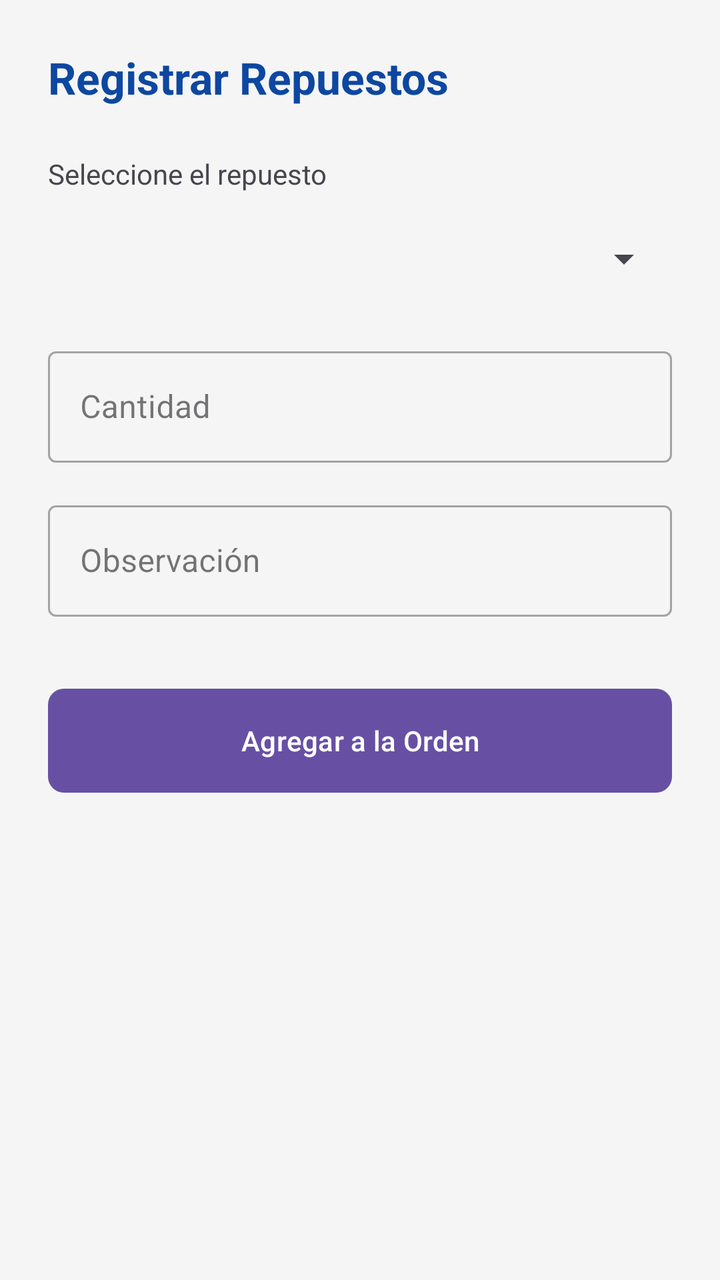
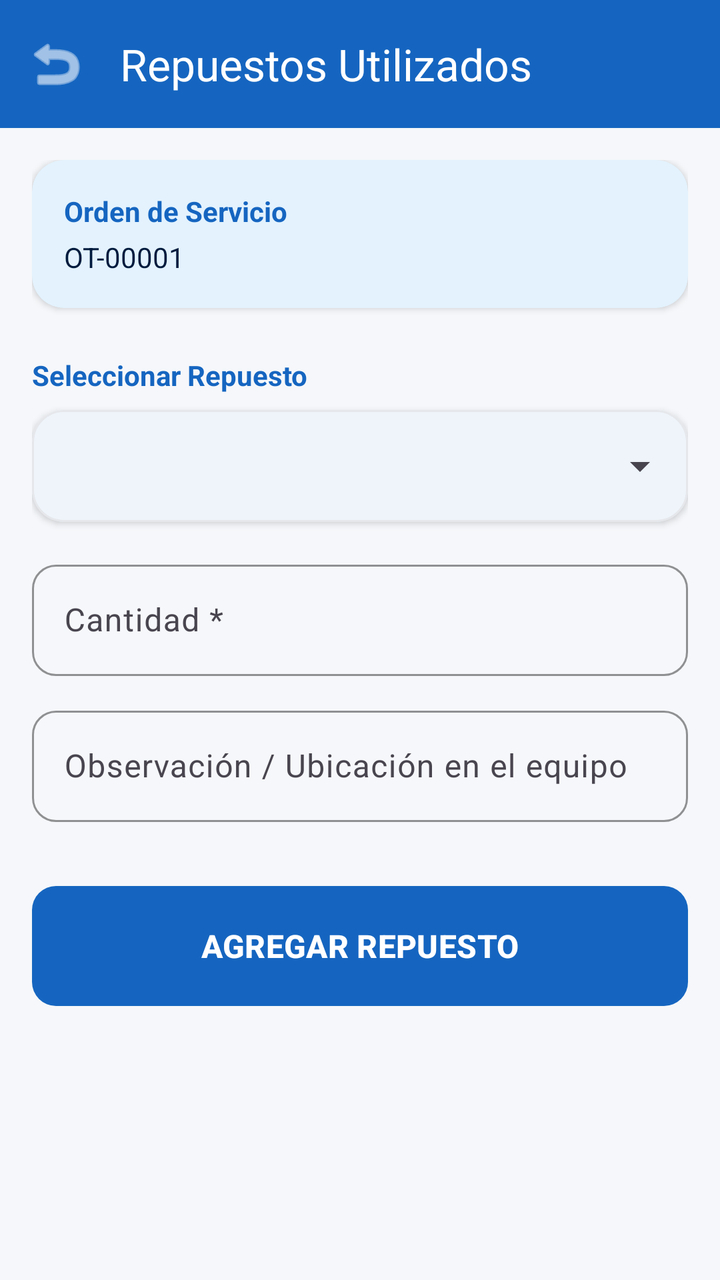

The first picture is an Android layout as it rendered before a commit; the second is the same layout after the commit. The layout source and the unified diff follow.
<!-- AndroidManifest.xml: application theme Theme.ClimaTrack -->
<!-- res/layout/activity_spare_parts.xml -->
<?xml version="1.0" encoding="utf-8"?>
<androidx.constraintlayout.widget.ConstraintLayout xmlns:android="http://schemas.android.com/apk/res/android"
    xmlns:app="http://schemas.android.com/apk/res-auto"
    android:layout_width="match_parent"
    android:layout_height="match_parent"
    android:background="@color/background"
    android:padding="24dp">

    <TextView
        android:id="@+id/tvTitle"
        android:layout_width="wrap_content"
        android:layout_height="wrap_content"
        android:text="Registrar Repuestos"
        android:textColor="@color/primary"
        android:textSize="22sp"
        android:textStyle="bold"
        app:layout_constraintStart_toStartOf="parent"
        app:layout_constraintTop_toTopOf="parent" />

    <TextView
        android:id="@+id/tvLabelSelect"
        android:layout_width="wrap_content"
        android:layout_height="wrap_content"
        android:layout_marginTop="24dp"
        android:text="Seleccione el repuesto"
        app:layout_constraintTop_toBottomOf="@id/tvTitle"
        app:layout_constraintStart_toStartOf="parent" />

    <Spinner
        android:id="@+id/spnSpareParts"
        android:layout_width="match_parent"
        android:layout_height="50dp"
        android:layout_marginTop="8dp"
        app:layout_constraintTop_toBottomOf="@id/tvLabelSelect" />

    <com.google.android.material.textfield.TextInputLayout
        android:id="@+id/tilQuantity"
        style="@style/Widget.MaterialComponents.TextInputLayout.OutlinedBox"
        android:layout_width="match_parent"
        android:layout_height="wrap_content"
        android:layout_marginTop="16dp"
        android:hint="Cantidad"
        app:layout_constraintTop_toBottomOf="@id/spnSpareParts">
        <com.google.android.material.textfield.TextInputEditText
            android:id="@+id/etQuantity"
            android:layout_width="match_parent"
            android:layout_height="wrap_content"
            android:inputType="number" />
    </com.google.android.material.textfield.TextInputLayout>

    <com.google.android.material.textfield.TextInputLayout
        android:id="@+id/tilObs"
        style="@style/Widget.MaterialComponents.TextInputLayout.OutlinedBox"
        android:layout_width="match_parent"
        android:layout_height="wrap_content"
        android:layout_marginTop="16dp"
        android:hint="Observación"
        app:layout_constraintTop_toBottomOf="@id/tilQuantity">
        <com.google.android.material.textfield.TextInputEditText
            android:id="@+id/etObservation"
            android:layout_width="match_parent"
            android:layout_height="wrap_content" />
    </com.google.android.material.textfield.TextInputLayout>

    <com.google.android.material.button.MaterialButton
        android:id="@+id/btnAddSparePart"
        android:layout_width="match_parent"
        android:layout_height="60dp"
        android:layout_marginTop="32dp"
        android:text="Agregar a la Orden"
        app:layout_constraintTop_toBottomOf="@id/tilObs"
        app:cornerRadius="8dp" />

</androidx.constraintlayout.widget.ConstraintLayout>
<!-- resources referenced by this layout -->
<resources>
  <color name="background">#F5F5F5</color>
  <color name="primary">#0D47A1</color>
  <style name="Theme.ClimaTrack" parent="Base.Theme.ClimaTrack" />
  <style name="Base.Theme.ClimaTrack" parent="Theme.Material3.DayNight.NoActionBar">
          
          
      </style>
</resources>

<!-- the commit's change to res/layout/activity_spare_parts.xml (unified diff, before → after) -->
@@ -1,74 +1,122 @@
 <?xml version="1.0" encoding="utf-8"?>
-<androidx.constraintlayout.widget.ConstraintLayout xmlns:android="http://schemas.android.com/apk/res/android"
+<androidx.coordinatorlayout.widget.CoordinatorLayout xmlns:android="http://schemas.android.com/apk/res/android"
     xmlns:app="http://schemas.android.com/apk/res-auto"
     android:layout_width="match_parent"
     android:layout_height="match_parent"
-    android:background="@color/background"
-    android:padding="24dp">
+    android:background="@color/md_theme_light_background">
 
-    <TextView
-        android:id="@+id/tvTitle"
-        android:layout_width="wrap_content"
-        android:layout_height="wrap_content"
-        android:text="Registrar Repuestos"
-        android:textColor="@color/primary"
-        android:textSize="22sp"
-        android:textStyle="bold"
-        app:layout_constraintStart_toStartOf="parent"
-        app:layout_constraintTop_toTopOf="parent" />
-
-    <TextView
-        android:id="@+id/tvLabelSelect"
-        android:layout_width="wrap_content"
-        android:layout_height="wrap_content"
-        android:layout_marginTop="24dp"
-        android:text="Seleccione el repuesto"
-        app:layout_constraintTop_toBottomOf="@id/tvTitle"
-        app:layout_constraintStart_toStartOf="parent" />
-
-    <Spinner
-        android:id="@+id/spnSpareParts"
-        android:layout_width="match_parent"
-        android:layout_height="50dp"
-        android:layout_marginTop="8dp"
-        app:layout_constraintTop_toBottomOf="@id/tvLabelSelect" />
-
-    <com.google.android.material.textfield.TextInputLayout
-        android:id="@+id/tilQuantity"
-        style="@style/Widget.MaterialComponents.TextInputLayout.OutlinedBox"
+    <com.google.android.material.appbar.AppBarLayout
         android:layout_width="match_parent"
         android:layout_height="wrap_content"
-        android:layout_marginTop="16dp"
-        android:hint="Cantidad"
-        app:layout_constraintTop_toBottomOf="@id/spnSpareParts">
-        <com.google.android.material.textfield.TextInputEditText
-            android:id="@+id/etQuantity"
+        android:background="@color/md_theme_light_primary">
+
+        <com.google.android.material.appbar.MaterialToolbar
+            android:id="@+id/toolbar"
+            android:layout_width="match_parent"
+            android:layout_height="?attr/actionBarSize"
+            app:title="Repuestos Utilizados"
+            app:titleTextColor="@color/white"
+            app:navigationIcon="@android:drawable/ic_menu_revert"
+            app:navigationIconTint="@color/white" />
+
+    </com.google.android.material.appbar.AppBarLayout>
+
+    <androidx.core.widget.NestedScrollView
+        android:layout_width="match_parent"
+        android:layout_height="match_parent"
+        app:layout_behavior="@string/appbar_scrolling_view_behavior">
+
+        <LinearLayout
             android:layout_width="match_parent"
             android:layout_height="wrap_content"
-            android:inputType="number" />
-    </com.google.android.material.textfield.TextInputLayout>
+            android:orientation="vertical"
+            android:padding="16dp">
 
-    <com.google.android.material.textfield.TextInputLayout
-        android:id="@+id/tilObs"
-        style="@style/Widget.MaterialComponents.TextInputLayout.OutlinedBox"
-        android:layout_width="match_parent"
-        android:layout_height="wrap_content"
-        android:layout_marginTop="16dp"
-        android:hint="Observación"
-        app:layout_constraintTop_toBottomOf="@id/tilQuantity">
-        <com.google.android.material.textfield.TextInputEditText
-            android:id="@+id/etObservation"
-            android:layout_width="match_parent"
-            android:layout_height="wrap_content" />
-    </com.google.android.material.textfield.TextInputLayout>
+            
+            <com.google.android.material.card.MaterialCardView
+                android:layout_width="match_parent"
+                android:layout_height="wrap_content"
+                app:cardBackgroundColor="@color/md_theme_light_primaryContainer">
 
-    <com.google.android.material.button.MaterialButton
-        android:id="@+id/btnAddSparePart"
-        android:layout_width="match_parent"
-        android:layout_height="60dp"
-        android:layout_marginTop="32dp"
-        android:text="Agregar a la Orden"
-        app:layout_constraintTop_toBottomOf="@id/tilObs"
-        app:cornerRadius="8dp" />
+                <LinearLayout
+                    android:layout_width="match_parent"
+                    android:layout_height="wrap_content"
+                    android:orientation="vertical"
+                    android:padding="16dp">
 
-</androidx.constraintlayout.widget.ConstraintLayout>
+                    <TextView
+                        android:layout_width="wrap_content"
+                        android:layout_height="wrap_content"
+                        android:text="Orden de Servicio"
+                        android:textColor="@color/md_theme_light_primary"
+                        android:textStyle="bold" />
+
+                    <TextView
+                        android:id="@+id/tvOrderNum"
+                        android:layout_width="wrap_content"
+                        android:layout_height="wrap_content"
+                        android:layout_marginTop="4dp"
+                        android:text="OT-00001"
+                        android:textColor="@color/md_theme_light_onPrimaryContainer" />
+                </LinearLayout>
+            </com.google.android.material.card.MaterialCardView>
+
+            <TextView
+                android:layout_width="wrap_content"
+                android:layout_height="wrap_content"
+                android:layout_marginTop="24dp"
+                android:text="Seleccionar Repuesto"
+                android:textColor="@color/md_theme_light_primary"
+                android:textStyle="bold" />
+
+            <com.google.android.material.card.MaterialCardView
+                android:layout_width="match_parent"
+                android:layout_height="wrap_content"
+                android:layout_marginTop="8dp"
+                app:cardBackgroundColor="@color/white"
+                app:strokeColor="@color/divider"
+                app:strokeWidth="1dp">
+
+                <Spinner
+                    android:id="@+id/spnSpareParts"
+                    android:layout_width="match_parent"
+                    android:layout_height="56dp"
+                    android:paddingHorizontal="12dp" />
+            </com.google.android.material.card.MaterialCardView>
+
+            <com.google.android.material.textfield.TextInputLayout
+                android:layout_width="match_parent"
+                android:layout_height="wrap_content"
+                android:layout_marginTop="16dp"
+                android:hint="Cantidad *">
+                <com.google.android.material.textfield.TextInputEditText
+                    android:id="@+id/etQuantity"
+                    android:layout_width="match_parent"
+                    android:layout_height="wrap_content"
+                    android:inputType="number" />
+            </com.google.android.material.textfield.TextInputLayout>
+
+            <com.google.android.material.textfield.TextInputLayout
+                android:layout_width="match_parent"
+                android:layout_height="wrap_content"
+                android:layout_marginTop="12dp"
+                android:hint="Observación / Ubicación en el equipo">
+                <com.google.android.material.textfield.TextInputEditText
+                    android:id="@+id/etObservation"
+                    android:layout_width="match_parent"
+                    android:layout_height="wrap_content" />
+            </com.google.android.material.textfield.TextInputLayout>
+
+            <com.google.android.material.button.MaterialButton
+                android:id="@+id/btnAddSparePart"
+                android:layout_width="match_parent"
+                android:layout_height="60dp"
+                android:layout_marginTop="32dp"
+                android:text="AGREGAR REPUESTO"
+                android:textSize="16sp"
+                android:textStyle="bold" />
+
+        </LinearLayout>
+    </androidx.core.widget.NestedScrollView>
+
+</androidx.coordinatorlayout.widget.CoordinatorLayout>
<!-- resource entries referenced after the edit -->
@@ -1,11 +1,52 @@
 <!-- resources referenced by this layout -->
 <resources>
-  <color name="background">#F5F5F5</color>
-  <color name="primary">#0D47A1</color>
+  <color name="divider">#E5E7EB</color>
+  <color name="md_theme_light_background">#F5F7FA</color>
+  <color name="md_theme_light_onPrimaryContainer">#001B3D</color>
+  <color name="md_theme_light_primary">#1565C0</color>
+  <color name="md_theme_light_primaryContainer">#E3F2FD</color>
+  <color name="white">#FFFFFFFF</color>
   <style name="Theme.ClimaTrack" parent="Base.Theme.ClimaTrack" />
   <style name="Base.Theme.ClimaTrack" parent="Theme.Material3.DayNight.NoActionBar">
           
+          <item name="colorPrimary">@color/md_theme_light_primary</item>
+          <item name="colorOnPrimary">@color/md_theme_light_onPrimary</item>
+          <item name="colorPrimaryContainer">@color/md_theme_light_primaryContainer</item>
+          <item name="colorOnPrimaryContainer">@color/md_theme_light_onPrimaryContainer</item>
+  
+          <item name="colorSecondary">@color/md_theme_light_secondary</item>
+          <item name="colorOnSecondary">@color/md_theme_light_onSecondary</item>
+  
+          <item name="android:windowBackground">@color/md_theme_light_background</item>
+          <item name="colorSurface">@color/md_theme_light_surface</item>
+          <item name="colorOnSurface">@color/md_theme_light_onSurface</item>
+  
           
+          <item name="materialCardViewStyle">@style/Widget.ClimaTrack.CardView</item>
+          <item name="materialButtonStyle">@style/Widget.ClimaTrack.Button</item>
+          <item name="textInputStyle">@style/Widget.ClimaTrack.TextInputLayout</item>
+      </style>
+  <color name="md_theme_light_onPrimary">#FFFFFF</color>
+  <color name="md_theme_light_secondary">#455A64</color>
+  <color name="md_theme_light_onSecondary">#FFFFFF</color>
+  <color name="md_theme_light_surface">#FFFFFF</color>
+  <color name="md_theme_light_onSurface">#1A1C1E</color>
+  <style name="Widget.ClimaTrack.CardView" parent="Widget.Material3.CardView.Elevated">
+          <item name="cardCornerRadius">16dp</item>
+          <item name="cardElevation">2dp</item>
+          <item name="android:layout_margin">8dp</item>
+      </style>
+  <style name="Widget.ClimaTrack.Button" parent="Widget.Material3.Button">
+          <item name="cornerRadius">12dp</item>
+          <item name="android:insetTop">0dp</item>
+          <item name="android:insetBottom">0dp</item>
+      </style>
+  <style name="Widget.ClimaTrack.TextInputLayout" parent="Widget.Material3.TextInputLayout.OutlinedBox">
+          <item name="boxCornerRadiusTopStart">12dp</item>
+          <item name="boxCornerRadiusTopEnd">12dp</item>
+          <item name="boxCornerRadiusBottomStart">12dp</item>
+          <item name="boxCornerRadiusBottomEnd">12dp</item>
+          <item name="boxStrokeColor">@color/md_theme_light_primary</item>
       </style>
 </resources>
 
